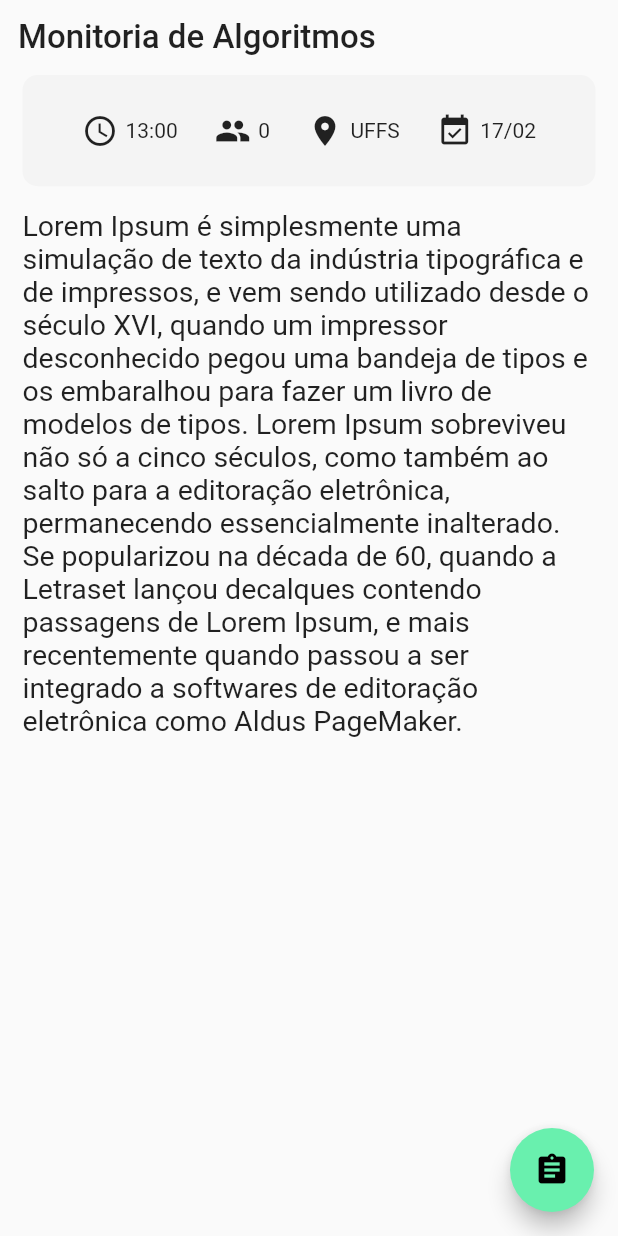
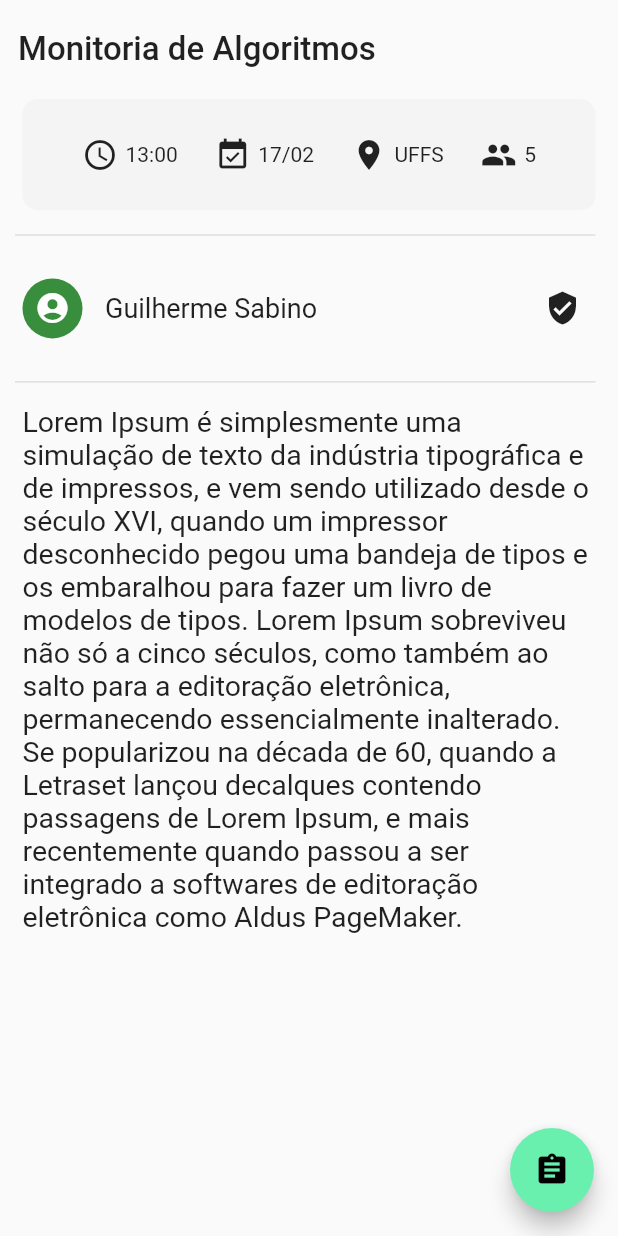
Before and after one commit to FronteiraTec/monitoria-voluntaria, a Flutter app: the AssitanceDetailScreen screen opened by its route, on a phone screen of 412 x 824 dp. Run offline on Flutter 3.47's test engine with Material 2 defaults, Android fonts, the phone set to English and light mode, and no system bars; network calls fail.

```diff
--- a/lib/screens/assistance_detail/assistance_detail_screen.dart
+++ b/lib/screens/assistance_detail/assistance_detail_screen.dart
@@ -16,7 +16,7 @@ class AssitanceDetailScreen extends StatelessWidget {
     var date = "17/02";
     var hour = "13:00";
     var local = "UFFS";
-    var numberOpenings = "0";
+    var numberOpenings = "5";
 
     return Scaffold(
       floatingActionButton: FloatingActionButton(
@@ -34,12 +34,16 @@ class AssitanceDetailScreen extends StatelessWidget {
           child: Column(
             children: <Widget>[
               AssistanceTitleName(assistanceName: assistanceName),
+              // Divider(),
               AssistenceDetailBar(
                 date: date,
                 hour: hour,
                 local: local,
                 numberOpenings: numberOpenings,
               ),
+
+              UserProfile(),
+
               AssistanceDetailText(assistanceDetail: assistanceDetail),
             ],
           ),
@@ -48,3 +52,41 @@ class AssitanceDetailScreen extends StatelessWidget {
     );
   }
 }
+
+class UserProfile extends StatelessWidget {
+  const UserProfile({
+    Key key,
+  }) : super(key: key);
+
+  @override
+  Widget build(BuildContext context) {
+    return Container(
+      padding: EdgeInsets.all(5),
+      margin: EdgeInsets.only(left: 10, top: 1, right: 15),
+      child: Row(
+        children: <Widget>[
+          CircleAvatar(
+            child: Icon(Icons.account_circle),
+          ),
+          Container(
+            margin: EdgeInsets.only(left: 15),
+            child: Text(
+              "Guilherme Sabino",
+              style: TextStyle(fontSize: 18),
+            ),
+          ),
+
+          Spacer(),
+          Container(margin: EdgeInsets.only(right: 5), child: Icon(Icons.verified_user))
+        ],
+      ),
+      decoration: BoxDecoration(
+        border: Border(
+          top: BorderSide(width: 1, color: Color.fromRGBO(220, 220, 220, 0.9), ),
+          bottom: BorderSide(width: 1, color: Color.fromRGBO(220, 220, 220, 0.9)),
+        ),
+      ),
+      height: MediaQuery.of(context).size.height * 0.12,
+    );
+  }
+}
--- a/lib/screens/assistance_detail/widgets/assistance_detail_bar.dart
+++ b/lib/screens/assistance_detail/widgets/assistance_detail_bar.dart
@@ -19,7 +19,7 @@ class AssistenceDetailBar extends StatelessWidget {
     return Container(
         height: MediaQuery.of(context).size.height * .09,
         width: double.infinity,
-        margin: EdgeInsets.only(left: 15, right: 15),
+        margin: EdgeInsets.only(left: 15, right: 15, bottom: 15),
         decoration: BoxDecoration(
           color: Color.fromRGBO(220, 220, 220, 0.2),
           // border: Border.all(width: 1, color: Colors.grey),
@@ -32,15 +32,18 @@ class AssistenceDetailBar extends StatelessWidget {
             AppItem(icon: Icons.schedule, text: hour, onTap: (){
               //
             }),
+            AppItem(icon: Icons.event_available, text: date, onTap: (){
+              //
+            }),
+
+            AppItem(icon: Icons.place, text: local, onTap: () {
+              //
+            }),
+
             AppItem(icon: Icons.people, text: numberOpenings, onTap: (){
               //
             }),
-            AppItem(icon: Icons.place, text: local, onTap: () {
-              //
-            }),
-            AppItem(icon: Icons.event_available, text: date, onTap: (){
-              //
-            }),
+
           ],
         ),
     );
--- a/lib/screens/assistance_detail/widgets/assistance_title_name.dart
+++ b/lib/screens/assistance_detail/widgets/assistance_title_name.dart
@@ -11,8 +11,9 @@ class AssistanceTitleName extends StatelessWidget {
   @override
   Widget build(BuildContext context) {
     return Padding(
-      padding: EdgeInsets.all(12),
+      padding: EdgeInsets.only(left: 12, top: 20, bottom: 20),
       child: Container(
+        // padding: EdgeInsets.only(top: 8),
         width: double.infinity,
         child: Text(
           assistanceName,
```
